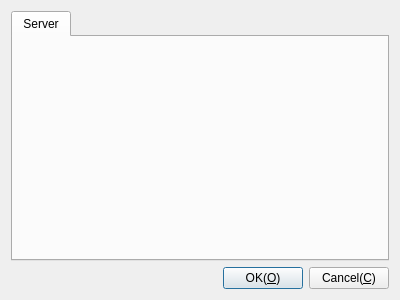
The window that Plugins/SSH/DlgSettingsSSH.ui (KangLin/RabbitRemoteControl) describes before a commit, drawn with Qt 5.
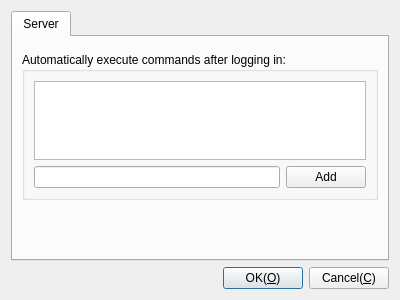
The same window after the commit. Custom widgets are drawn as their Qt base class.

Commit message: Terminal: add automatically execute commands after logging in

Diff of the .ui file:
```diff
--- a/Plugins/SSH/DlgSettingsSSH.ui
+++ b/Plugins/SSH/DlgSettingsSSH.ui
@@ -59,6 +59,36 @@
         <widget class="CParameterNetUI" name="wNet" native="true"/>
        </item>
        <item row="1" column="0">
+        <widget class="QGroupBox" name="groupBox">
+         <property name="title">
+          <string>Automatically execute commands after logging in:</string>
+         </property>
+         <layout class="QGridLayout" name="gridLayout_3">
+          <item row="0" column="0">
+           <widget class="QListWidget" name="lvCommands">
+            <property name="editTriggers">
+             <set>QAbstractItemView::EditTrigger::AllEditTriggers</set>
+            </property>
+           </widget>
+          </item>
+          <item row="1" column="0">
+           <layout class="QHBoxLayout" name="horizontalLayout_4">
+            <item>
+             <widget class="QLineEdit" name="leCommand"/>
+            </item>
+            <item>
+             <widget class="QPushButton" name="pbAddCommand">
+              <property name="text">
+               <string>Add</string>
+              </property>
+             </widget>
+            </item>
+           </layout>
+          </item>
+         </layout>
+        </widget>
+       </item>
+       <item row="2" column="0">
         <spacer name="verticalSpacer">
          <property name="orientation">
           <enum>Qt::Orientation::Vertical</enum>
```
The commit also changes 14 other files.
